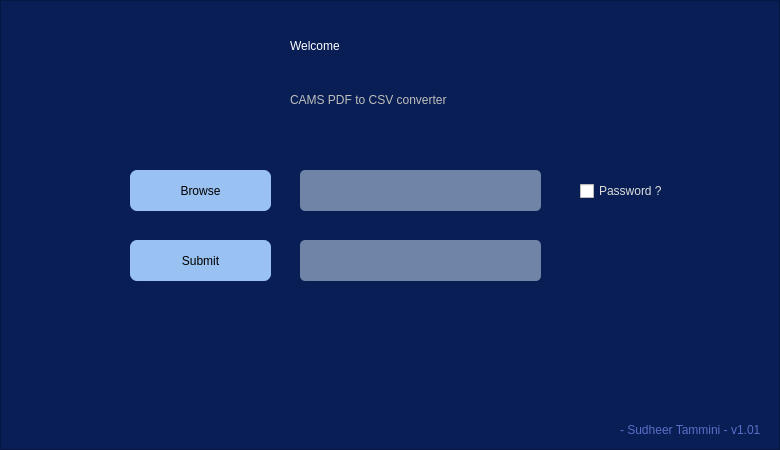
First picture: the form in welcome.ui, repository SudheerNotes/cams2csv, before the edit.
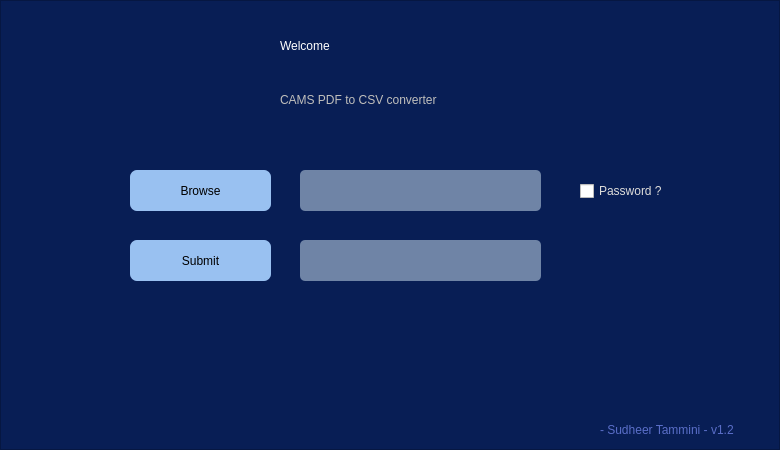
Second picture: the form after the edit.

Commit message: Multi Threading added  and Bug fixes

Diff of the .ui file:
```diff
--- a/welcome.ui
+++ b/welcome.ui
@@ -60,9 +60,9 @@
    <widget class="QLabel" name="label">
     <property name="geometry">
      <rect>
-      <x>290</x>
+      <x>280</x>
       <y>20</y>
-      <width>201</width>
+      <width>241</width>
       <height>51</height>
      </rect>
     </property>
@@ -81,9 +81,9 @@
    <widget class="QLabel" name="label_2">
     <property name="geometry">
      <rect>
-      <x>290</x>
+      <x>280</x>
       <y>90</y>
-      <width>211</width>
+      <width>251</width>
       <height>20</height>
      </rect>
     </property>
@@ -253,9 +253,9 @@
    <widget class="QLabel" name="label_3">
     <property name="geometry">
      <rect>
-      <x>620</x>
+      <x>600</x>
       <y>420</y>
-      <width>151</width>
+      <width>161</width>
       <height>20</height>
      </rect>
     </property>
@@ -263,7 +263,7 @@
      <string notr="true">color: rgb(90, 110, 200);</string>
     </property>
     <property name="text">
-     <string>- Sudheer Tammini - v1.01</string>
+     <string>- Sudheer Tammini - v1.2</string>
     </property>
    </widget>
   </widget>
```
The commit also changes 1 other file.
